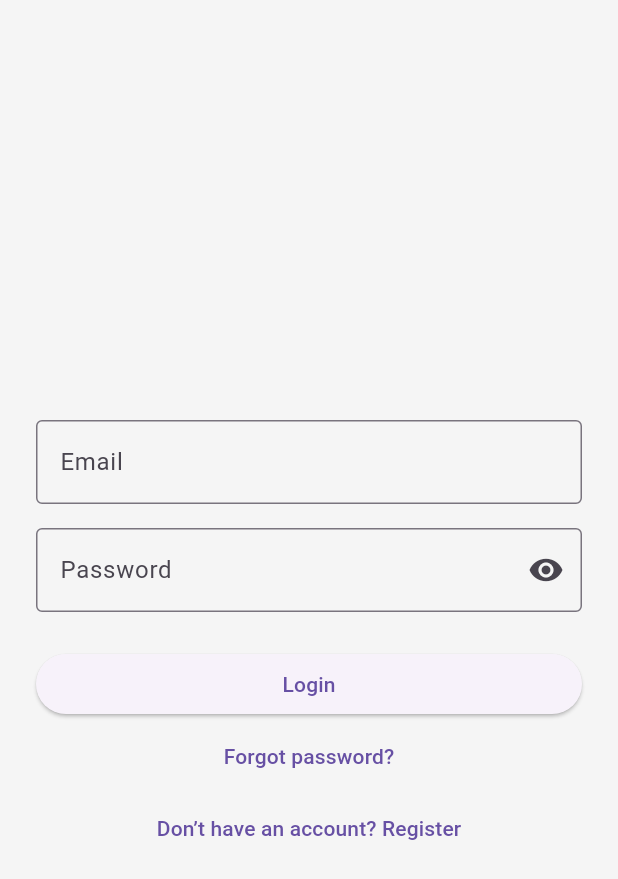
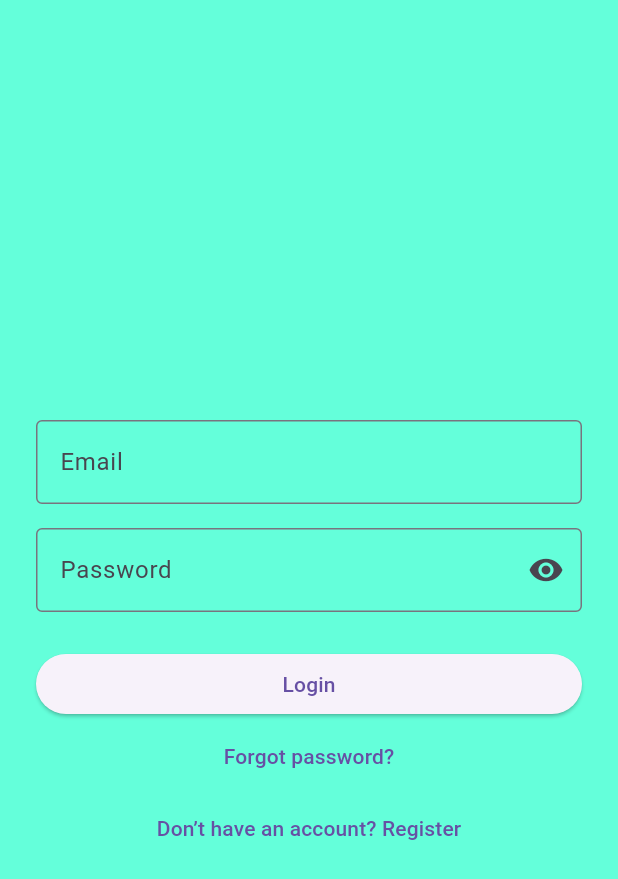
Before and after one commit to Abdulsathar27/strell, a Flutter app: the screen it shows after launch, after a tap on "Sign in", on a phone screen of 412 x 824 dp. Shown: the top 879 px of the screen. Run offline on Flutter 3.47's test engine with Material 3 defaults, Android fonts, the phone set to English and light mode, and no system bars.

Commit message:
next update

```diff
--- /dev/null
+++ b/lib/constants/color_constants.dart
@@ -0,0 +1,5 @@
+import 'package:flutter/material.dart';
+
+class ColorConstants {
+  static const Color backgourndcolor = Colors.tealAccent;
+}
--- a/lib/screens/getstarted_page.dart
+++ b/lib/screens/getstarted_page.dart
@@ -1,3 +1,4 @@
+import 'package:app/constants/color_constants.dart';
 import 'package:app/widgets/get_started/get_started_widget.dart';
 import 'package:flutter/material.dart';
 
@@ -8,7 +9,7 @@ class GetStartedPage extends StatelessWidget {
   @override
   Widget build(BuildContext context) {
     return const Scaffold(
-      backgroundColor: Colors.white,
+      backgroundColor: ColorConstants.backgourndcolor,
       body: SafeArea(
         child: Center(
           child:GetStartedWidget(),
--- a/lib/screens/login_page.dart
+++ b/lib/screens/login_page.dart
@@ -1,3 +1,4 @@
+import 'package:app/constants/color_constants.dart';
 import 'package:app/widgets/login/login_page.dart';
 import 'package:flutter/material.dart';
 
@@ -18,7 +19,7 @@ class _LoginPageState extends State<LoginPage> {
   @override
   Widget build(BuildContext context) {
     return Scaffold(
-      backgroundColor: Colors.grey[100],
+      backgroundColor: ColorConstants.backgourndcolor,
       body: const Center(
         child: SingleChildScrollView(
           padding: EdgeInsets.symmetric(horizontal: 24),
--- a/lib/screens/otp_page.dart
+++ b/lib/screens/otp_page.dart
@@ -1,3 +1,4 @@
+import 'package:app/constants/color_constants.dart';
 import 'package:app/widgets/otp_widgets/otp_widget.dart';
 import 'package:flutter/material.dart';
 
@@ -10,7 +11,7 @@ class OtpPage extends StatelessWidget {
   @override
   Widget build(BuildContext context) {
     return Scaffold(
-      backgroundColor: Colors.teal[50],
+      backgroundColor:ColorConstants.backgourndcolor,
       body: SafeArea(
         child: Center(
           child: Padding(
--- a/lib/screens/register_page.dart
+++ b/lib/screens/register_page.dart
@@ -1,3 +1,4 @@
+import 'package:app/constants/color_constants.dart';
 import 'package:app/widgets/register/register_widget.dart';
 import 'package:flutter/material.dart';
 
@@ -17,7 +18,7 @@ class _RegisterPageState extends State<RegisterPage> {
   @override
   Widget build(BuildContext context) {
     return Scaffold(
-      backgroundColor: Colors.grey[100],
+      backgroundColor: ColorConstants.backgourndcolor,
       appBar: AppBar(title: const Text('Register')),
       body: const Center(
         child: SingleChildScrollView(
--- a/lib/screens/splash.dart
+++ b/lib/screens/splash.dart
@@ -1,3 +1,4 @@
+import 'package:app/constants/color_constants.dart';
 import 'package:app/screens/getstarted_page.dart';
 import 'package:flutter/material.dart';
 
@@ -27,7 +28,7 @@ class _SplashState extends State<Splash> {
   @override
   Widget build(BuildContext context) {
     return const Scaffold(
-      backgroundColor: Colors.tealAccent,
+      backgroundColor:ColorConstants.backgourndcolor,
       body: Center(
         child: Text(
           'Strell',
```
